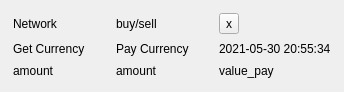
First picture: the form in src/trade_widget.ui, repository biddisco/lxqt-build-tools, before the edit.
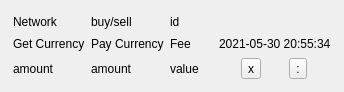
Second picture: the form after the edit.

Commit message:
Improvments to trade/currency widgets and dock windows + save/restore state
Fixed dock windows not resizing properly problem,
made some adjustments to the currency and trade widgets to
use space better

Mainwindow will restore previous size/position including dockwindows
(Internal splitter settings are not saved yet)

Diff of the .ui file:
```diff
--- a/src/trade_widget.ui
+++ b/src/trade_widget.ui
@@ -43,6 +43,23 @@
         </property>
        </widget>
       </item>
+      <item row="0" column="2">
+       <widget class="QLabel" name="id">
+        <property name="text">
+         <string>id</string>
+        </property>
+       </widget>
+      </item>
+      <item row="2" column="2">
+       <widget class="QLabel" name="value">
+        <property name="text">
+         <string>value</string>
+        </property>
+        <property name="alignment">
+         <set>Qt::AlignLeading|Qt::AlignLeft|Qt::AlignVCenter</set>
+        </property>
+       </widget>
+      </item>
       <item row="1" column="1">
        <widget class="QLabel" name="currency_pay">
         <property name="text">
@@ -53,6 +70,13 @@
         </property>
        </widget>
       </item>
+      <item row="1" column="2">
+       <widget class="QLabel" name="fee">
+        <property name="text">
+         <string>Fee</string>
+        </property>
+       </widget>
+      </item>
       <item row="1" column="0">
        <widget class="QLabel" name="currency_get">
         <property name="text">
@@ -70,23 +94,13 @@
         </property>
        </widget>
       </item>
-      <item row="1" column="2">
+      <item row="1" column="3">
        <widget class="QLabel" name="date_time">
         <property name="text">
          <string>2021-05-30 20:55:34</string>
         </property>
        </widget>
       </item>
-      <item row="2" column="2">
-       <widget class="QLabel" name="value_pay">
-        <property name="text">
-         <string>value_pay</string>
-        </property>
-        <property name="alignment">
-         <set>Qt::AlignLeading|Qt::AlignLeft|Qt::AlignVCenter</set>
-        </property>
-       </widget>
-      </item>
       <item row="0" column="0">
        <widget class="QLabel" name="network">
         <property name="text">
@@ -97,8 +111,10 @@
         </property>
        </widget>
       </item>
-      <item row="0" column="2">
-       <widget class="QToolButton" name="exec">
+      <item row="2" column="3">
+       <layout class="QHBoxLayout" name="horizontalLayout_2">
+        <item>
+         <widget class="QToolButton" name="cancel">
         <property name="text">
          <string>x</string>
         </property>
@@ -106,6 +122,18 @@
          <enum>Qt::ToolButtonTextOnly</enum>
         </property>
        </widget>
+        </item>
+        <item>
+         <widget class="QToolButton" name="modify">
+          <property name="text">
+           <string>:</string>
+          </property>
+          <property name="toolButtonStyle">
+           <enum>Qt::ToolButtonTextOnly</enum>
+          </property>
+         </widget>
+        </item>
+       </layout>
       </item>
      </layout>
     </widget>
```
Lines whose indentation alone changed are shown as unchanged. The commit also changes 17 other files.
